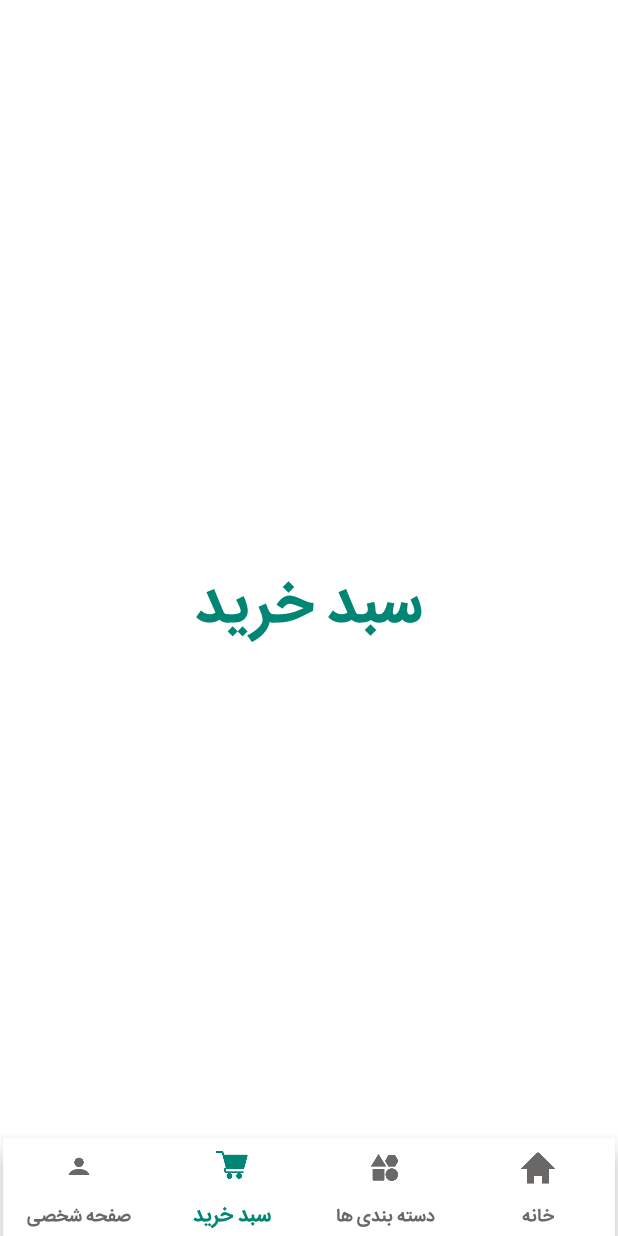
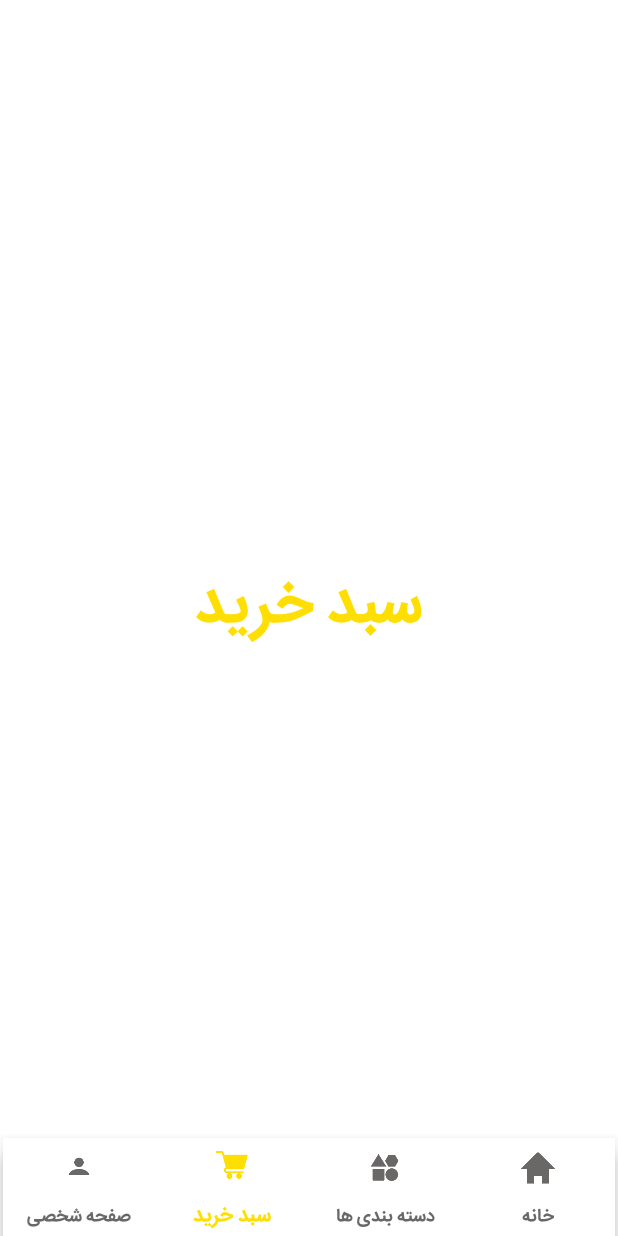
Before and after one commit to AR-SHOP/ARSHOP-front-end, an Android app: the screen it shows after launch (MainActivity), item 2 of the bottom bar chosen, on a phone screen of 412 x 824 dp. Run offline under Robolectric (Android 15) with nearby library versions, the phone set to English and light mode, and no system bars; our stand-ins replace Dagger/Hilt's generated code; libraries missing offline, so code that uses them is left out: com.afollestad.materialdialogs, com.google.ar.core, com.google.ar.sceneform, com.miguelcatalan.materialsearchview; pictures from the network do not load; 3 statements that could not run were skipped.

Commit message:
changed color. fixed problem.

```diff
--- a/app/src/main/res/values/colors.xml
+++ b/app/src/main/res/values/colors.xml
@@ -1,6 +1,6 @@
 <?xml version="1.0" encoding="utf-8"?>
 <resources>
-    <color name="colorPrimary">#018574</color>
+    <color name="colorPrimary">#ffde03</color>
     <color name="colorPrimaryDark">#000000</color>
     <color name="colorSecondary">#1d65a6</color>
     <color name="colorBackground">#ffffff</color>
```
